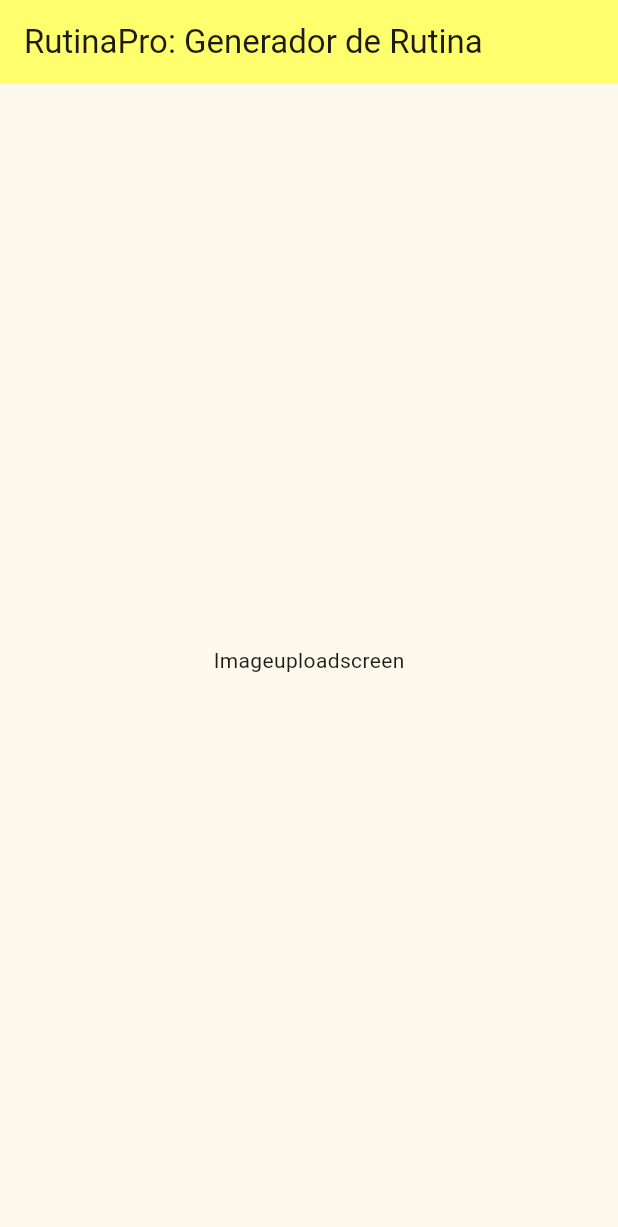
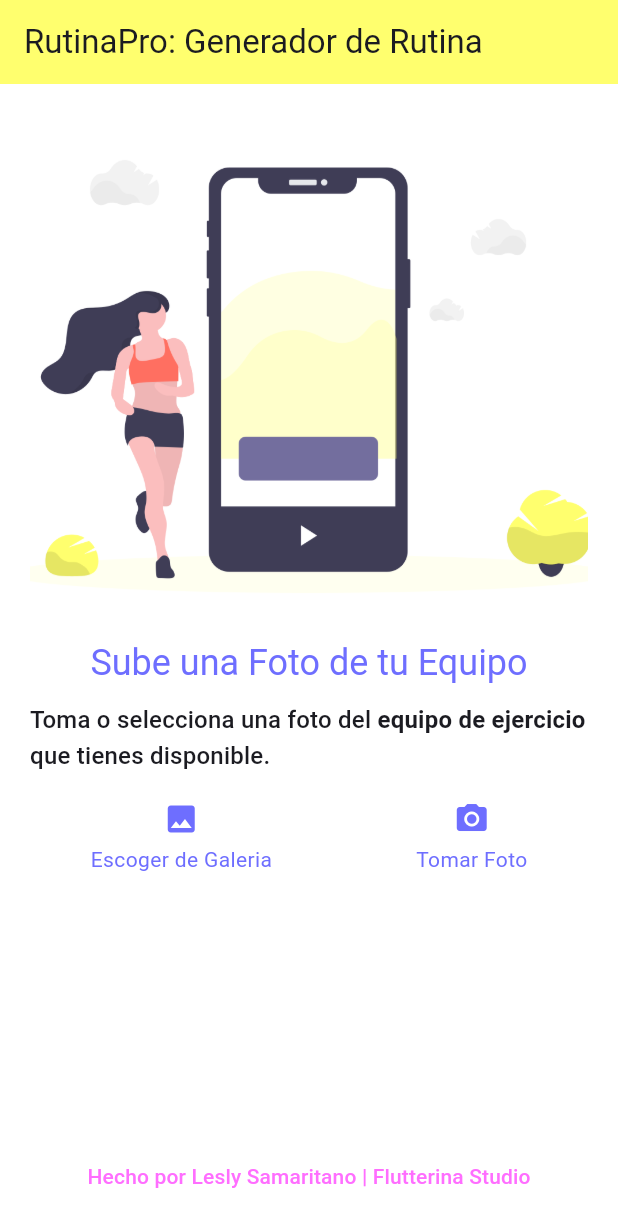
Before and after one commit to SamaritanoDev/assistantwithai, a Flutter app: the screen it shows after launch, on a phone screen of 412 x 824 dp. Shown: the top 1227 px of the screen. Run offline on Flutter 3.47's test engine with Material 3 defaults, Android fonts, the phone set to English and light mode, and no system bars.

Commit message:
feat: image upload screen - ok

```diff
--- a/lib/main.dart
+++ b/lib/main.dart
@@ -1,5 +1,5 @@
 import 'package:assistantwithai/src/constants/colors_enviroments.dart';
-import 'package:assistantwithai/src/features/image_upload/ImageUploadScreen.dart';
+import 'package:assistantwithai/src/features/image_upload/presentation/screens/image_upload_screen.dart';
 import 'package:flutter/material.dart';
 
 void main() {
@@ -11,11 +11,15 @@ class MainApp extends StatelessWidget {
 
   @override
   Widget build(BuildContext context) {
-    final color = Theme.of(context).colorScheme;
-
     return MaterialApp(
       theme: ThemeData(
-        colorSchemeSeed: const Color(myColorPrimary),
+        // colorSchemeSeed: const Color(myColorPrimary),
+        colorScheme: ColorScheme.fromSeed(
+          seedColor: const Color(colorSecondary),
+          primary: const Color(myColorPrimary),
+          secondary: const Color(colorSecondary),
+          tertiary: const Color(colorTertiary),
+        ),
       ),
       home: const Imageuploadscreen(),
     );
--- /dev/null
+++ b/lib/src/constants/assets.dart
@@ -0,0 +1,3 @@
+const fitnessApp = 'assets/undraw_fitness_tracker.png';
+const personalTraining = 'assets/undraw_personal_training.png';
+const training = 'assets/undraw_Working_out_re_nhkg.png';
--- a/lib/src/features/image_upload/ImageUploadScreen.dart
+++ /dev/null
@@ -1,21 +0,0 @@
-import 'package:assistantwithai/src/constants/colors_enviroments.dart';
-import 'package:flutter/material.dart';
-
-class Imageuploadscreen extends StatelessWidget {
-  const Imageuploadscreen({super.key});
-
-  @override
-  Widget build(BuildContext context) {
-    return Scaffold(
-      appBar: AppBar(
-        backgroundColor: const Color(myColorPrimary),
-        title: const Text(
-          'RutinaPro: Generador de Rutina',
-        ),
-      ),
-      body: const Center(
-        child: Text('Imageuploadscreen'),
-      ),
-    );
-  }
-}
--- /dev/null
+++ b/lib/src/features/image_upload/presentation/screens/image_upload_screen.dart
@@ -0,0 +1,107 @@
+import 'package:assistantwithai/src/constants/colors_enviroments.dart';
+import 'package:assistantwithai/src/features/image_upload/presentation/widgets/Option_Custom.dart';
+import 'package:flutter/material.dart';
+import 'package:assistantwithai/src/constants/assets.dart';
+
+class Imageuploadscreen extends StatelessWidget {
+  const Imageuploadscreen({super.key});
+
+  @override
+  Widget build(BuildContext context) {
+    final textTheme = Theme.of(context).textTheme;
+    final myName =
+        textTheme.labelLarge?.copyWith(color: const Color(colorPrimary));
+
+    return Scaffold(
+      appBar: AppBar(
+        backgroundColor: const Color(myColorPrimary),
+        title: const Text(
+          'RutinaPro: Generador de Rutina',
+        ),
+      ),
+      body: Container(
+        padding: const EdgeInsets.all(20),
+        color: Colors.white,
+        child: Center(
+          child: Column(
+            children: [
+              SizedBox(
+                height: 350,
+                child: Image.asset(
+                  fitnessApp,
+                  fit: BoxFit.cover,
+                ),
+              ),
+
+              const _Contend(),
+              const SizedBox(height: 10),
+              //opciones
+              const _OptionsBadges(),
+              const Spacer(),
+              Text('Hecho por Lesly Samaritano | Flutterina Studio',
+                  style: myName),
+              const SizedBox(height: 10),
+            ],
+          ),
+        ),
+      ),
+    );
+  }
+}
+
+class _OptionsBadges extends StatelessWidget {
+  const _OptionsBadges();
+
+  @override
+  Widget build(BuildContext context) {
+    return Row(
+      mainAxisAlignment: MainAxisAlignment.center,
+      children: [
+        OptionCustom(
+          icon: Icons.photo,
+          label: 'Escoger de Galeria',
+          onPressed: () {},
+        ),
+        const SizedBox(width: 80),
+        OptionCustom(
+          icon: Icons.photo_camera,
+          label: 'Tomar Foto',
+          onPressed: () {},
+        ),
+      ],
+    );
+  }
+}
+
+class _Contend extends StatelessWidget {
+  const _Contend();
+
+  @override
+  Widget build(BuildContext context) {
+    final color = Theme.of(context).colorScheme;
+    final textTheme = Theme.of(context).textTheme;
+
+    final titleStyle =
+        textTheme.headlineSmall?.copyWith(color: color.secondary);
+    final subtitleStyle = textTheme.titleMedium;
+    final subtitleBoldStyle =
+        textTheme.titleMedium?.copyWith(fontWeight: FontWeight.bold);
+
+    return Column(
+      children: [
+        Text('Sube una Foto de tu Equipo', style: titleStyle),
+        const SizedBox(height: 10),
+        Text.rich(
+          TextSpan(
+            text: 'Toma o selecciona una foto del ',
+            style: subtitleStyle,
+            children: [
+              TextSpan(text: 'equipo de ejercicio ', style: subtitleBoldStyle),
+              TextSpan(text: 'que tienes disponible.', style: subtitleStyle),
+            ],
+          ),
+        ),
+      ],
+    );
+  }
+}
--- /dev/null
+++ b/lib/src/features/image_upload/presentation/widgets/option_custom.dart
@@ -0,0 +1,33 @@
+import 'package:flutter/material.dart';
+
+class OptionCustom extends StatelessWidget {
+  final IconData icon;
+  final String label;
+  final VoidCallback onPressed;
+
+  const OptionCustom({
+    super.key,
+    required this.icon,
+    required this.label,
+    required this.onPressed,
+  });
+
+  @override
+  Widget build(BuildContext context) {
+    final color = Theme.of(context).colorScheme;
+
+    return IconButton(
+      icon: Column(
+        children: [
+          Icon(icon, color: color.secondary),
+          const SizedBox(height: 5),
+          Text(
+            label,
+            style: TextStyle(color: color.secondary),
+          ),
+        ],
+      ),
+      onPressed: onPressed,
+    );
+  }
+}
--- a/pubspec.yaml
+++ b/pubspec.yaml
@@ -9,6 +9,7 @@ environment:
 dependencies:
   flutter:
     sdk: flutter
+  badges: ^3.1.2
 
 dev_dependencies:
   flutter_test:
@@ -17,3 +18,8 @@ dev_dependencies:
 
 flutter:
   uses-material-design: true
+
+  assets:
+  - assets/undraw_fitness_tracker.png
+  - assets/undraw_personal_training.png
+  - assets/undraw_Working_out_re_nhkg.png
```
Also changed, not shown: assets/undraw_Working_out_re_nhkg.png (added), assets/undraw_fitness_tracker.png (added), assets/undraw_personal_training.png (added), pubspec.lock.
